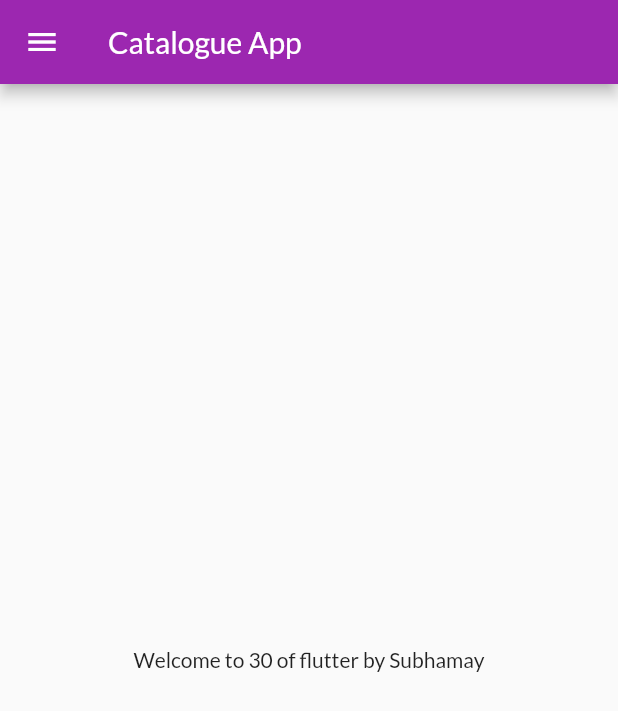
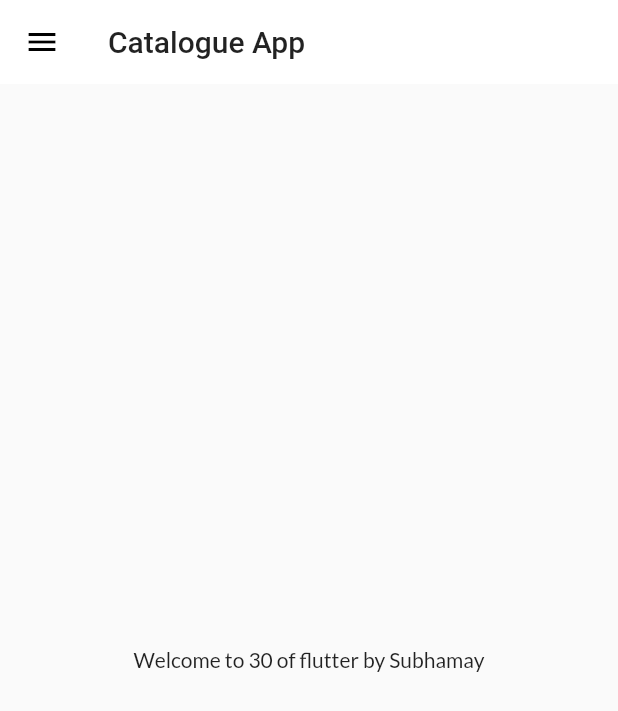
Before and after one commit to Subho-codegeek/Catalogue-App, a Flutter app: the screen it shows after launch, on a phone screen of 412 x 824 dp. Shown: the top 711 px of the screen. Run offline on Flutter 3.47's test engine with Material 2 defaults, Android fonts, the phone set to English and light mode, and no system bars; our stand-ins replace google_fonts.

Commit message:
themes extracted

```diff
--- a/lib/main.dart
+++ b/lib/main.dart
@@ -1,8 +1,8 @@
 import 'package:catalogue_app/pages/home_page.dart';
 import 'package:catalogue_app/pages/login_page.dart';
 import 'package:catalogue_app/utils/routes.dart';
+import 'package:catalogue_app/widgets/themes.dart';
 import 'package:flutter/material.dart';
-import 'package:google_fonts/google_fonts.dart';
 
 void main() {
   runApp(const MyApp());
@@ -17,10 +17,8 @@ class MyApp extends StatelessWidget {
       // home: Homepage(),
       debugShowCheckedModeBanner: false,
       themeMode: ThemeMode.light,
-      theme: ThemeData(
-          primarySwatch: Colors.purple,
-          fontFamily: GoogleFonts.lato().fontFamily),
-      darkTheme: ThemeData(brightness: Brightness.dark),
+      theme: MyTheme.lightTheme(context),
+      darkTheme: MyTheme.darkTheme(context),
       initialRoute: MyRoutes.homeRoute,
       routes: {
         "/": (context) => LoginPage(),
--- a/lib/pages/home_page.dart
+++ b/lib/pages/home_page.dart
@@ -11,7 +11,9 @@ class Homepage extends StatelessWidget {
 
     return Scaffold(
       appBar: AppBar(
-        title: const Text("Catalogue App"),
+        title: const Text(
+          "Catalogue App",
+        ),
       ),
       body: Center(
         child: Container(child: Text("Welcome to $days of flutter by $name")),
--- /dev/null
+++ b/lib/widgets/themes.dart
@@ -0,0 +1,17 @@
+import "package:flutter/material.dart";
+import 'package:google_fonts/google_fonts.dart';
+
+class MyTheme {
+  static ThemeData lightTheme(BuildContext context) => ThemeData(
+      primarySwatch: Colors.purple,
+      fontFamily: GoogleFonts.lato().fontFamily,
+      appBarTheme: AppBarTheme(
+          color: Colors.white,
+          elevation: 0,
+          iconTheme: IconThemeData(color: Colors.black),
+          toolbarTextStyle: Theme.of(context).textTheme.bodyText2,
+          titleTextStyle: Theme.of(context).textTheme.headline6));
+
+  static ThemeData darkTheme(BuildContext context) =>
+      ThemeData(brightness: Brightness.dark);
+}
```
